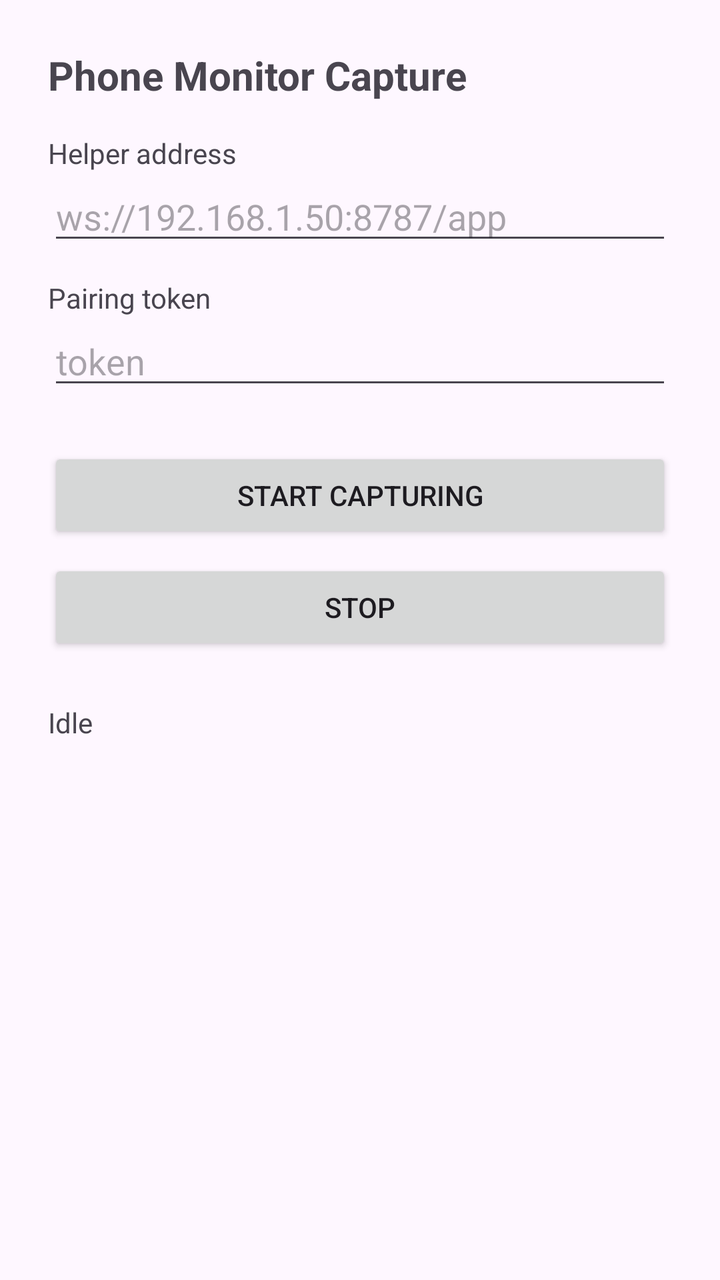
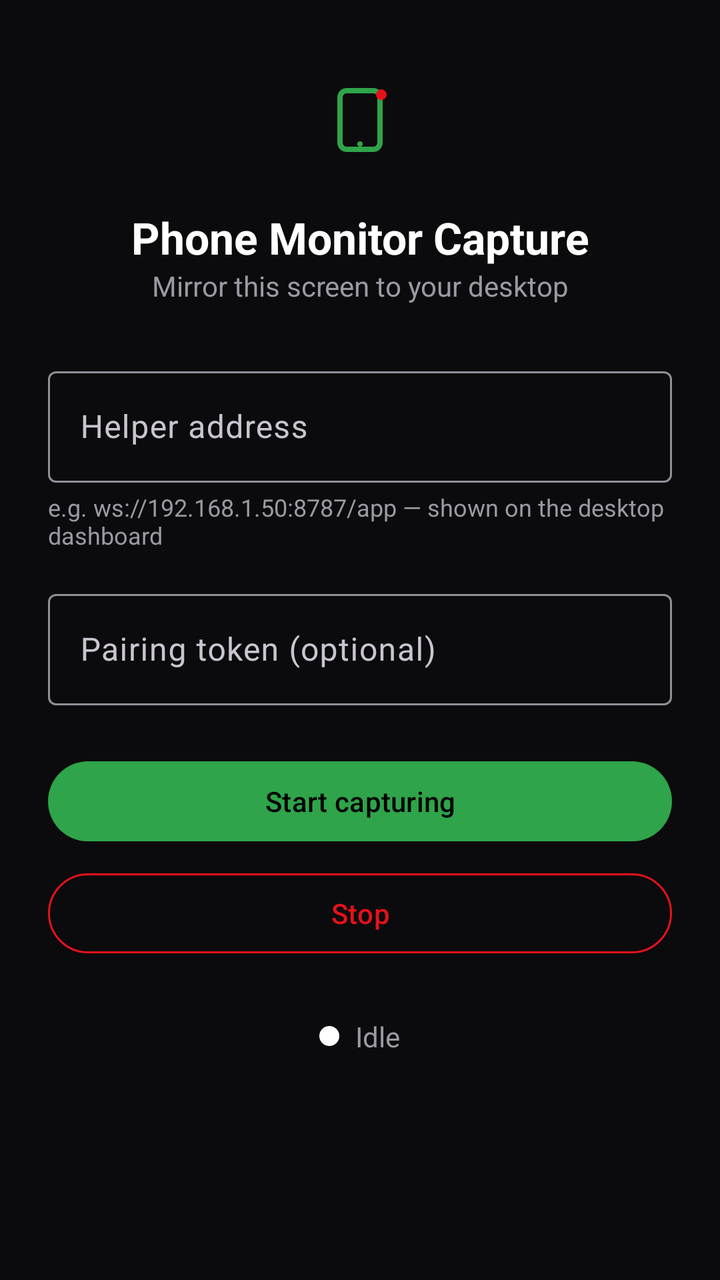

Before-and-after screenshots of an Android layout around one commit, followed by the original layout XML and the change that was made.
<!-- AndroidManifest.xml: application theme Theme.PhoneMonitor -->
<!-- res/layout/activity_main.xml -->
<?xml version="1.0" encoding="utf-8"?>
<LinearLayout xmlns:android="http://schemas.android.com/apk/res/android"
    android:layout_width="match_parent"
    android:layout_height="match_parent"
    android:orientation="vertical"
    android:padding="24dp">

    <TextView
        android:layout_width="wrap_content"
        android:layout_height="wrap_content"
        android:paddingBottom="16dp"
        android:text="@string/app_name"
        android:textSize="20sp"
        android:textStyle="bold" />

    <TextView
        android:layout_width="wrap_content"
        android:layout_height="wrap_content"
        android:text="Helper address" />

    <EditText
        android:id="@+id/helperUrl"
        android:layout_width="match_parent"
        android:layout_height="wrap_content"
        android:autofillHints="url"
        android:hint="ws://192.168.1.50:8787/app"
        android:inputType="textUri" />

    <TextView
        android:layout_width="wrap_content"
        android:layout_height="wrap_content"
        android:paddingTop="12dp"
        android:text="Pairing token" />

    <EditText
        android:id="@+id/token"
        android:layout_width="match_parent"
        android:layout_height="wrap_content"
        android:autofillHints="password"
        android:hint="token"
        android:inputType="text" />

    <Button
        android:id="@+id/startButton"
        android:layout_width="match_parent"
        android:layout_height="wrap_content"
        android:layout_marginTop="24dp"
        android:text="Start capturing" />

    <Button
        android:id="@+id/stopButton"
        android:layout_width="match_parent"
        android:layout_height="wrap_content"
        android:layout_marginTop="8dp"
        android:text="Stop" />

    <TextView
        android:id="@+id/status"
        android:layout_width="match_parent"
        android:layout_height="wrap_content"
        android:paddingTop="24dp"
        android:text="Idle" />
</LinearLayout>
<!-- resources referenced by this layout -->
<resources>
  <string name="app_name">Phone Monitor Capture</string>
  <style name="Theme.PhoneMonitor" parent="Theme.Material3.DayNight.NoActionBar">
          <item name="android:statusBarColor" tools:targetApi="l">@android:color/black</item>
      </style>
</resources>

<!-- the commit's change to res/layout/activity_main.xml (unified diff, before → after) -->
@@ -1,63 +1,119 @@
 <?xml version="1.0" encoding="utf-8"?>
-<LinearLayout xmlns:android="http://schemas.android.com/apk/res/android"
+<ScrollView xmlns:android="http://schemas.android.com/apk/res/android"
+    xmlns:app="http://schemas.android.com/apk/res-auto"
     android:layout_width="match_parent"
     android:layout_height="match_parent"
-    android:orientation="vertical"
-    android:padding="24dp">
+    android:background="@color/pm_bg"
+    android:fillViewport="true">
 
-    <TextView
-        android:layout_width="wrap_content"
-        android:layout_height="wrap_content"
-        android:paddingBottom="16dp"
-        android:text="@string/app_name"
-        android:textSize="20sp"
-        android:textStyle="bold" />
-
-    <TextView
-        android:layout_width="wrap_content"
-        android:layout_height="wrap_content"
-        android:text="Helper address" />
-
-    <EditText
-        android:id="@+id/helperUrl"
+    <LinearLayout
         android:layout_width="match_parent"
         android:layout_height="wrap_content"
-        android:autofillHints="url"
-        android:hint="ws://192.168.1.50:8787/app"
-        android:inputType="textUri" />
+        android:orientation="vertical"
+        android:padding="24dp">
 
-    <TextView
-        android:layout_width="wrap_content"
-        android:layout_height="wrap_content"
-        android:paddingTop="12dp"
-        android:text="Pairing token" />
+        <ImageView
+            android:layout_width="72dp"
+            android:layout_height="72dp"
+            android:layout_gravity="center"
+            android:contentDescription="@string/app_name"
+            android:src="@drawable/ic_launcher_foreground" />
 
-    <EditText
-        android:id="@+id/token"
-        android:layout_width="match_parent"
-        android:layout_height="wrap_content"
-        android:autofillHints="password"
-        android:hint="token"
-        android:inputType="text" />
+        <TextView
+            android:layout_width="match_parent"
+            android:layout_height="wrap_content"
+            android:gravity="center"
+            android:paddingTop="8dp"
+            android:text="@string/app_name"
+            android:textColor="@color/pm_white"
+            android:textSize="22sp"
+            android:textStyle="bold" />
 
-    <Button
-        android:id="@+id/startButton"
-        android:layout_width="match_parent"
-        android:layout_height="wrap_content"
-        android:layout_marginTop="24dp"
-        android:text="Start capturing" />
+        <TextView
+            android:layout_width="match_parent"
+            android:layout_height="wrap_content"
+            android:gravity="center"
+            android:paddingBottom="28dp"
+            android:text="Mirror this screen to your desktop"
+            android:textColor="@color/pm_muted" />
 
-    <Button
-        android:id="@+id/stopButton"
-        android:layout_width="match_parent"
-        android:layout_height="wrap_content"
-        android:layout_marginTop="8dp"
-        android:text="Stop" />
+        <com.google.android.material.textfield.TextInputLayout
+            style="@style/Widget.Material3.TextInputLayout.OutlinedBox"
+            android:layout_width="match_parent"
+            android:layout_height="wrap_content"
+            android:hint="Helper address">
 
-    <TextView
-        android:id="@+id/status"
-        android:layout_width="match_parent"
-        android:layout_height="wrap_content"
-        android:paddingTop="24dp"
-        android:text="Idle" />
-</LinearLayout>
+            <com.google.android.material.textfield.TextInputEditText
+                android:id="@+id/helperUrl"
+                android:layout_width="match_parent"
+                android:layout_height="wrap_content"
+                android:inputType="textUri"
+                android:textColor="@color/pm_white" />
+        </com.google.android.material.textfield.TextInputLayout>
+
+        <TextView
+            android:layout_width="match_parent"
+            android:layout_height="wrap_content"
+            android:paddingTop="4dp"
+            android:paddingBottom="16dp"
+            android:text="e.g. ws://192.168.1.50:8787/app — shown on the desktop dashboard"
+            android:textColor="@color/pm_muted"
+            android:textSize="12sp" />
+
+        <com.google.android.material.textfield.TextInputLayout
+            style="@style/Widget.Material3.TextInputLayout.OutlinedBox"
+            android:layout_width="match_parent"
+            android:layout_height="wrap_content"
+            android:hint="Pairing token (optional)">
+
+            <com.google.android.material.textfield.TextInputEditText
+                android:id="@+id/token"
+                android:layout_width="match_parent"
+                android:layout_height="wrap_content"
+                android:inputType="text"
+                android:textColor="@color/pm_white" />
+        </com.google.android.material.textfield.TextInputLayout>
+
+        <com.google.android.material.button.MaterialButton
+            android:id="@+id/startButton"
+            android:layout_width="match_parent"
+            android:layout_height="wrap_content"
+            android:layout_marginTop="24dp"
+            android:text="Start capturing"
+            android:textColor="@color/pm_black"
+            app:backgroundTint="@color/pm_green" />
+
+        <com.google.android.material.button.MaterialButton
+            android:id="@+id/stopButton"
+            style="@style/Widget.Material3.Button.OutlinedButton"
+            android:layout_width="match_parent"
+            android:layout_height="wrap_content"
+            android:layout_marginTop="8dp"
+            android:text="Stop"
+            android:textColor="@color/pm_red"
+            app:strokeColor="@color/pm_red" />
+
+        <LinearLayout
+            android:layout_width="wrap_content"
+            android:layout_height="wrap_content"
+            android:layout_gravity="center"
+            android:gravity="center_vertical"
+            android:orientation="horizontal"
+            android:paddingTop="28dp">
+
+            <View
+                android:id="@+id/statusDot"
+                android:layout_width="10dp"
+                android:layout_height="10dp"
+                android:layout_marginEnd="8dp"
+                android:background="@drawable/dot" />
+
+            <TextView
+                android:id="@+id/status"
+                android:layout_width="wrap_content"
+                android:layout_height="wrap_content"
+                android:text="Idle"
+                android:textColor="@color/pm_muted" />
+        </LinearLayout>
+    </LinearLayout>
+</ScrollView>
<!-- resource entries referenced after the edit -->
@@ -1,8 +1,45 @@
 <!-- resources referenced by this layout -->
 <resources>
+  <color name="pm_bg">#0B0B0D</color>
+  <color name="pm_black">#000000</color>
+  <color name="pm_green">#2FA44A</color>
+  <color name="pm_muted">#9A9AA4</color>
+  <color name="pm_red">#E51219</color>
+  <color name="pm_white">#FFFFFF</color>
+  <!-- drawable dot (drawable) -->
+  <shape xmlns:android="http://schemas.android.com/apk/res/android" android:shape="oval">
+      <solid android:color="#FFFFFF" />
+      <size android:width="10dp" android:height="10dp" />
+  </shape>
+  <!-- drawable ic_launcher_foreground (drawable) -->
+  <vector xmlns:android="http://schemas.android.com/apk/res/android"
+      android:width="108dp"
+      android:height="108dp"
+      android:viewportWidth="108"
+      android:viewportHeight="108">
+      
+      <path
+          android:fillColor="#00000000"
+          android:strokeColor="#2FA44A"
+          android:strokeWidth="4"
+          android:pathData="M44,32 L64,32 A5,5 0 0 1 69,37 L69,71 A5,5 0 0 1 64,76 L44,76 A5,5 0 0 1 39,71 L39,37 A5,5 0 0 1 44,32 Z" />
+      
+      <path
+          android:fillColor="#2FA44A"
+          android:pathData="M52,72 a2,2 0 1,0 4,0 a2,2 0 1,0 -4,0" />
+      
+      <path
+          android:fillColor="#E51219"
+          android:pathData="M66,35 a4,4 0 1,0 8,0 a4,4 0 1,0 -8,0" />
+  </vector>
   <string name="app_name">Phone Monitor Capture</string>
-  <style name="Theme.PhoneMonitor" parent="Theme.Material3.DayNight.NoActionBar">
-          <item name="android:statusBarColor" tools:targetApi="l">@android:color/black</item>
+  <style name="Theme.PhoneMonitor" parent="Theme.Material3.Dark.NoActionBar">
+          <item name="colorPrimary">@color/pm_green</item>
+          <item name="colorOnPrimary">@color/pm_black</item>
+          <item name="colorSecondary">@color/pm_green</item>
+          <item name="android:windowBackground">@color/pm_bg</item>
+          <item name="android:statusBarColor" tools:targetApi="l">@color/pm_black</item>
+          <item name="android:navigationBarColor">@color/pm_black</item>
       </style>
 </resources>
 
